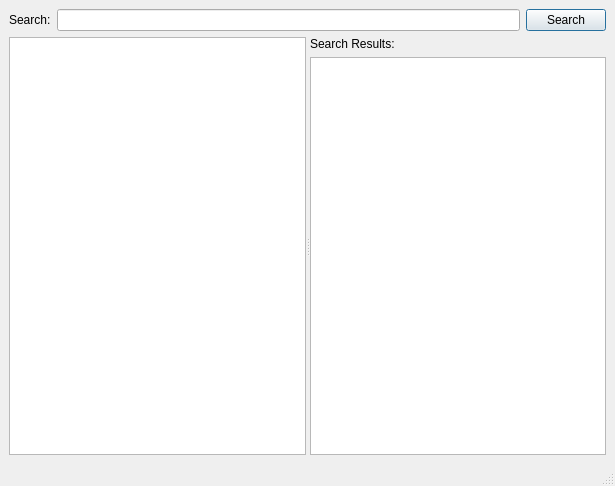
Old version of the form src/mainwindow.ui in the repository zhongzhu/searchmyworkspace.
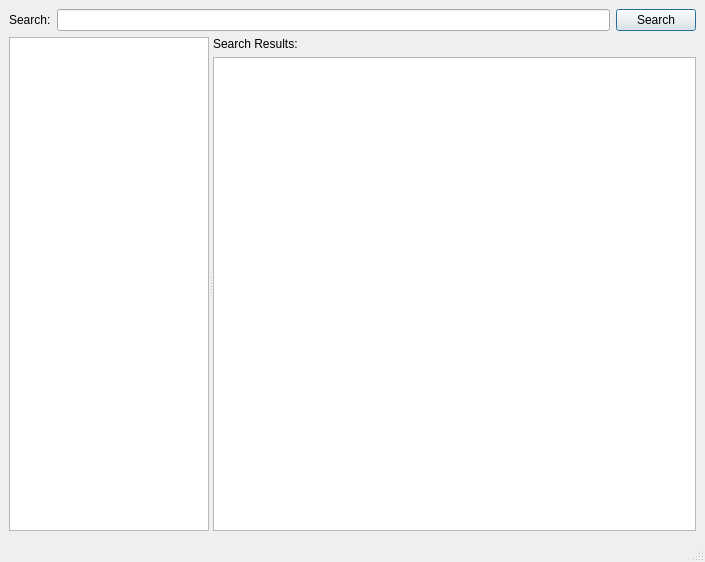
New version of the form. Custom widgets are drawn as their Qt base class.

What changed in the file:
```diff
--- a/src/mainwindow.ui
+++ b/src/mainwindow.ui
@@ -6,8 +6,8 @@
    <rect>
     <x>0</x>
     <y>0</y>
-    <width>615</width>
-    <height>486</height>
+    <width>705</width>
+    <height>562</height>
    </rect>
   </property>
   <property name="windowTitle">
@@ -47,13 +47,19 @@
       <property name="orientation">
        <enum>Qt::Horizontal</enum>
       </property>
-      <widget class="FacetTreeView" name="treeView_facet">
+      <widget class="QTreeView" name="treeView_facet">
        <property name="sizePolicy">
         <sizepolicy hsizetype="Expanding" vsizetype="Expanding">
          <horstretch>0</horstretch>
          <verstretch>0</verstretch>
         </sizepolicy>
        </property>
+       <property name="maximumSize">
+        <size>
+         <width>200</width>
+         <height>16777215</height>
+        </size>
+       </property>
       </widget>
       <widget class="QWidget" name="layoutWidget">
        <layout class="QVBoxLayout" name="verticalLayout">
@@ -85,20 +91,13 @@
     <rect>
      <x>0</x>
      <y>0</y>
-     <width>615</width>
+     <width>705</width>
      <height>20</height>
     </rect>
    </property>
   </widget>
   <widget class="QStatusBar" name="statusbar"/>
  </widget>
- <customwidgets>
-  <customwidget>
-   <class>FacetTreeView</class>
-   <extends>QTreeView</extends>
-   <header>facettreeview.h</header>
-  </customwidget>
- </customwidgets>
  <resources/>
  <connections>
   <connection>
```
